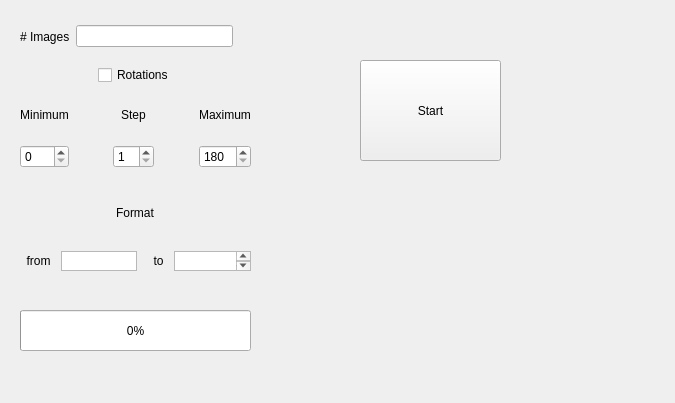
Above: interface.ui from glintec-education/ajustImage before the change. Below: the same form after it.
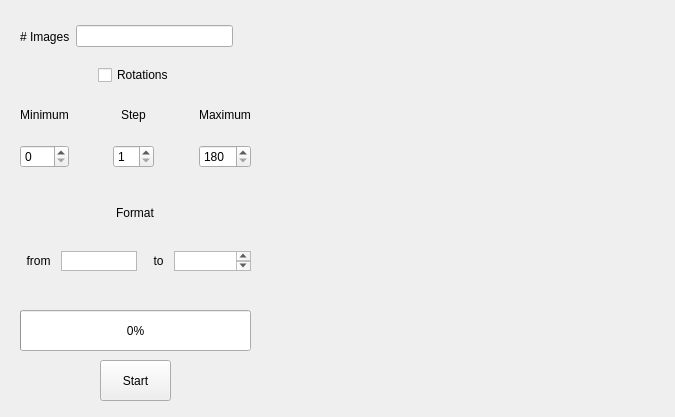
That is the form after the change.

Commit message: Added an intrinsic label (limagen) for view pic

```diff
--- a/interface.ui
+++ b/interface.ui
@@ -7,7 +7,7 @@
     <x>0</x>
     <y>0</y>
     <width>675</width>
-    <height>403</height>
+    <height>417</height>
    </rect>
   </property>
   <property name="sizePolicy">
@@ -22,10 +22,10 @@
   <widget class="QPushButton" name="pBtnStart">
    <property name="geometry">
     <rect>
-     <x>360</x>
-     <y>60</y>
-     <width>141</width>
-     <height>101</height>
+     <x>100</x>
+     <y>360</y>
+     <width>71</width>
+     <height>41</height>
     </rect>
    </property>
    <property name="text">
@@ -377,6 +377,19 @@
     </item>
    </layout>
   </widget>
+  <widget class="QLabel" name="lImagen">
+   <property name="geometry">
+    <rect>
+     <x>280</x>
+     <y>40</y>
+     <width>391</width>
+     <height>341</height>
+    </rect>
+   </property>
+   <property name="text">
+    <string/>
+   </property>
+  </widget>
  </widget>
  <resources/>
  <connections/>
```
Left out of the diff: 2 changed lines with no effect on the pictures. The commit also changes 1 other file.
